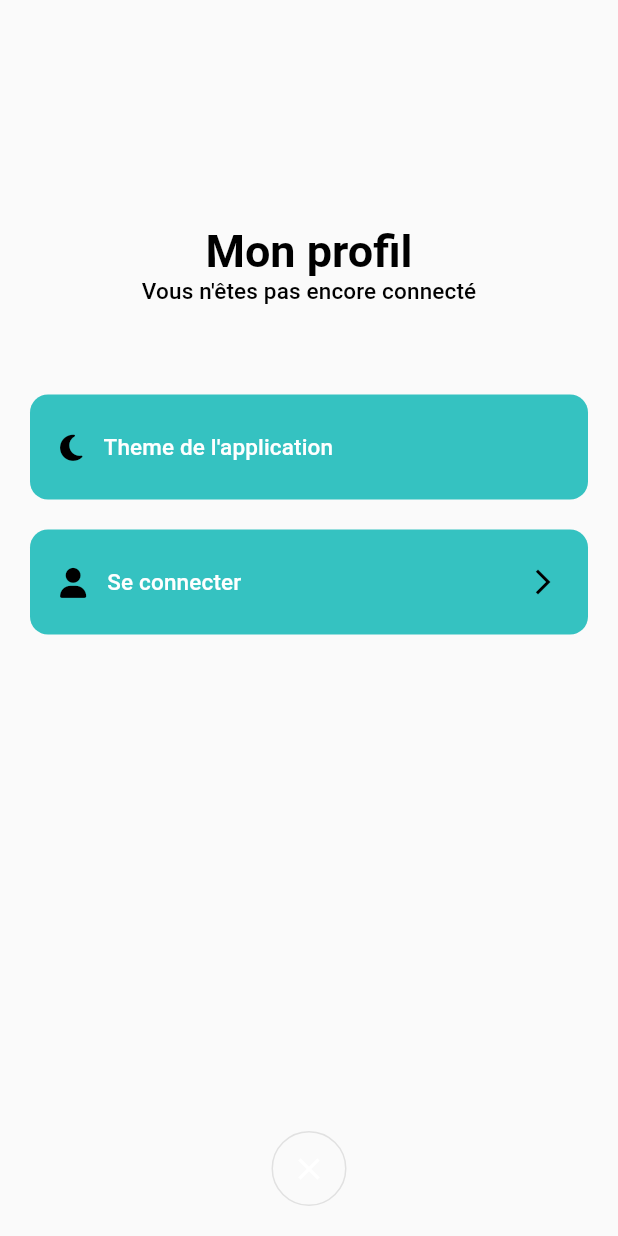
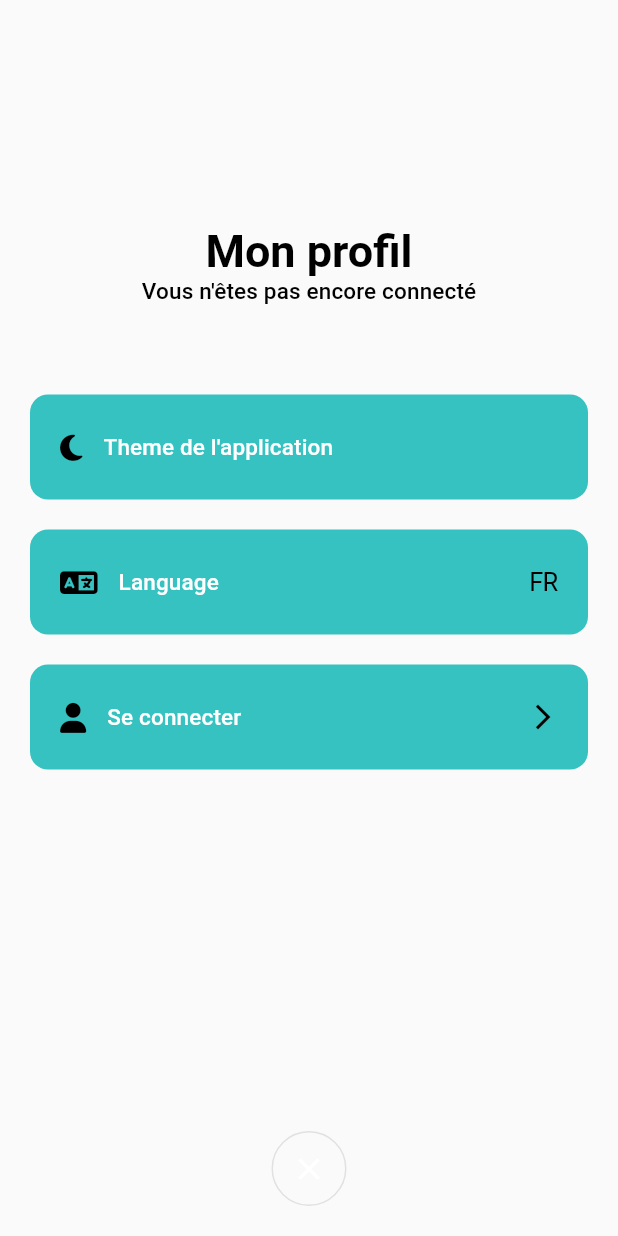
Before and after one commit to BastiennM/trafic-bordelais, a Flutter app: the Profil screen opened by its route, on a phone screen of 412 x 824 dp. Run offline on Flutter 3.47's test engine with Material 2 defaults, Android fonts, the phone set to English and light mode, and no system bars; our stand-ins replace cloud_firestore, connectivity_plus, firebase_auth, firebase_core, flutter_map, flutter_svg and 6 more; accounts and stored records are empty; network calls fail; statements that could not run were skipped.

Commit message:
:sparkles: (internationaliztion) : Add language shared preferences

```diff
--- a/lib/localization/en_us/en_us_translations.dart
+++ b/lib/localization/en_us/en_us_translations.dart
@@ -9,6 +9,7 @@ final Map<String, String> enUs = {
   'register': 'Register',
   'login' : 'Login',
   'password': 'Password',
+  'language': 'Language',
   'confirmPassword': 'Confirm Password',
   'email' : 'Email',
   'emailPlaceholder': 'Email',
--- a/lib/localization/fr_FR/fr_fr_translations.dart
+++ b/lib/localization/fr_FR/fr_fr_translations.dart
@@ -12,6 +12,7 @@ final Map<String, String> frFR = {
   'confirmPassword' : 'Confirmer le mot de passe',
   'email' : 'Mail',
   'emailPlaceholder': 'Email',
+  'language': 'Language',
   'alreadyRegistered' : 'Vous avez déjà un compte ?',
   'newUser' : "Vous n'etes pas encore inscrit ?",
   'registerNow' : "S'inscrire",
--- a/lib/main.dart
+++ b/lib/main.dart
@@ -2,6 +2,7 @@ import 'dart:async';
 import 'package:flutter/foundation.dart';
 import 'package:flutter/material.dart';
 import 'package:get/get.dart';
+import 'package:trafic_bordeaux/controller/language_controller.dart';
 import 'package:trafic_bordeaux/controller/theme_mode_controller.dart';
 import 'bindings/initial_bindings.dart';
 import 'core/constants/config.dart';
@@ -22,11 +23,15 @@ Future<void> mainCommon(Config config) async {
   );
 
   ThemeModeController controller = Get.put(ThemeModeController());
+  LanguageController languageController = Get.put(LanguageController());
+  languageController.setLanguage();
   controller.setTheme();
+  Locale local = await languageController.getLocal();
 
   runZonedGuarded<Future<void>>(() async {
     runApp(MyApp(
       config: config,
+      local: local,
     ));
   }, (Object error, StackTrace stackTrace) async {
     if (kDebugMode) {
@@ -37,7 +42,8 @@ Future<void> mainCommon(Config config) async {
 
 class MyApp extends StatelessWidget {
   final Config config;
-  const MyApp({super.key, required this.config});
+  final Locale local;
+  const MyApp({super.key, required this.config, required this.local});
   // This widget is the root of your application.
   @override
   Widget build(BuildContext context) {
@@ -50,7 +56,7 @@ class MyApp extends StatelessWidget {
           theme: Themes.lightTheme,
           darkTheme: Themes.darkTheme,
           themeMode: ThemeMode.system,
-          locale: const Locale('fr', 'FR'),
+          locale: local,
           translations: AppLocalization(),
           navigatorKey: Get.key, // set property
         ));
--- a/lib/ui/views/profil.dart
+++ b/lib/ui/views/profil.dart
@@ -1,6 +1,7 @@
 import 'package:flutter/material.dart';
 import 'package:font_awesome_flutter/font_awesome_flutter.dart';
 import 'package:trafic_bordeaux/controller/auth_controller.dart';
+import 'package:trafic_bordeaux/controller/language_controller.dart';
 import 'package:trafic_bordeaux/controller/theme_mode_controller.dart';
 import 'package:trafic_bordeaux/core/app_export.dart';
 import 'package:trafic_bordeaux/core/constants/color_palette.dart';
@@ -14,6 +15,7 @@ class Profil extends StatelessWidget {
   Widget build(BuildContext context) {
     AuthController authController = Get.find<AuthController>();
     ThemeModeController themeModeController = Get.find<ThemeModeController>();
+    LanguageController languageController = Get.find<LanguageController>();
 
     return Scaffold(
       body: Container(
@@ -54,7 +56,30 @@ class Profil extends StatelessWidget {
               needArrowIcon: false,
               width: 300,
             ),
+
             ),
+              Padding(
+                padding: const EdgeInsets.only(top : 20.0),
+                child: CustomButton(
+                  height: 30,
+                  label: 'language'.tr,
+                  color: themeModeController.isDark.value
+                      ? Colors.black
+                      : ColorPalette.ctaButton,
+                  onPressed: () {
+                    languageController.changeLanguage();
+                  },
+                  customTrailingWidget: Text(Get.locale!.languageCode.toUpperCase(), style: TextStyle(color: themeModeController.isDark.value
+                      ? Colors.white
+                      : Colors.black)),
+                  icon: FaIcon(FontAwesomeIcons.language,color: themeModeController.isDark.value
+                      ? Colors.white
+                      : Colors.black, size: 20),
+                  needIcon: true,
+                  needArrowIcon: true,
+                  width: 300,
+                ),
+              ),
             Padding(
             padding: const EdgeInsets.only(top: 20),
             child: CustomButton(
--- a/lib/ui/widgets/primary_button.dart
+++ b/lib/ui/widgets/primary_button.dart
@@ -17,6 +17,7 @@ class CustomButton extends StatelessWidget {
   final bool isKeyboardVisible;
   final bool fill;
   final bool needIcon;
+  final Widget? customTrailingWidget;
   final double width;
   final double height;
   final Widget? icon;
@@ -36,6 +37,7 @@ class CustomButton extends StatelessWidget {
       this.isKeyboardVisible = false,
       this.height = 20,
       this.width = 50,
+        this.customTrailingWidget,
       this.fill = true,
       this.type = TypeButton.initial});
 
@@ -58,7 +60,7 @@ class CustomButton extends StatelessWidget {
               : !fill
                   ? Colors.transparent
                   : ThemeModeController().isDark.value ? ColorPalette.ctaButton : getColor,
-          child: Container(
+          child: SizedBox(
             height: height,
             width: double.infinity,
             child: loading
@@ -81,7 +83,7 @@ class CustomButton extends StatelessWidget {
                             visible: needArrowIcon,
                             child: Row(
                               children: [
-                                Icon(Icons.arrow_forward_ios,  color: disabled ? themeModeController.isDark.value
+                                customTrailingWidget ?? Icon(Icons.arrow_forward_ios,  color: disabled ? themeModeController.isDark.value
                                     ?  Colors.white.withOpacity(0.5) : ColorPalette.ctaButton.withOpacity(0.5) :
                                 themeModeController.isDark.value
                                     ? Colors.white
```
Also changed, not shown: lib/controller/home_controller.dart (+22 -5 lines), lib/controller/language_controller.dart (added, +38 -0 lines), lib/localization/app_localizations.dart (line endings or trailing spaces).
